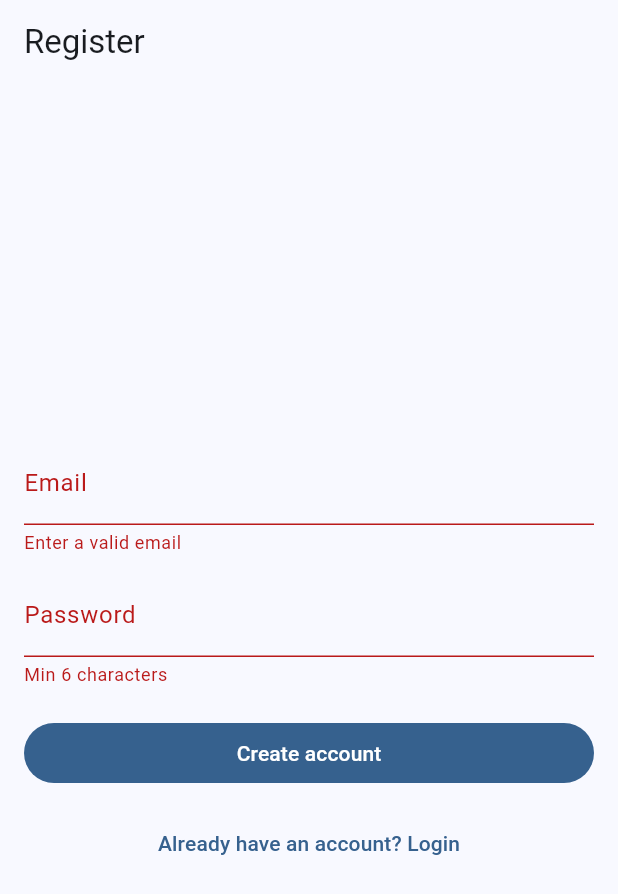
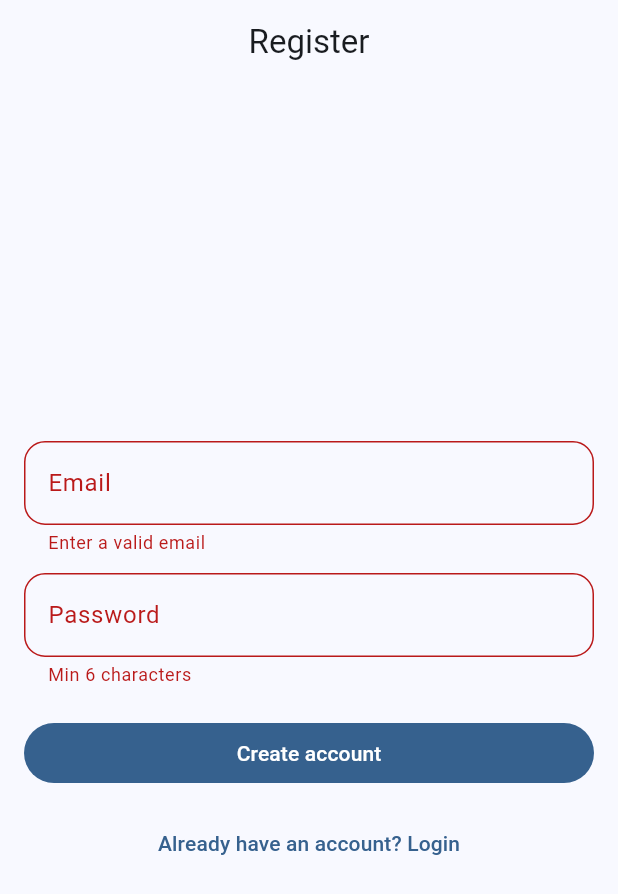
Before and after one commit to youssefhussein/Emergency-Alert, a Flutter app: the screen it shows after launch, after a tap on "Create account", on a phone screen of 412 x 824 dp. Shown: the top 894 px of the screen. Run offline on Flutter 3.47's test engine with Material 3 defaults, Android fonts, the phone set to English and light mode, and no system bars; our stand-ins replace cached_network_image, flutter_dotenv, flutter_riverpod, geocoding, geolocator, image_picker and 2 more; accounts and stored records are empty; network calls fail.

Commit message:
add dark mode , and edit for gallery/camera permission

```diff
--- /dev/null
+++ b/lib/app_theme.dart
@@ -0,0 +1,75 @@
+import 'package:flutter/material.dart';
+
+class AppTheme {
+  static const Color seedColor = Colors.blue;
+
+  static ThemeData light() {
+    final scheme = ColorScheme.fromSeed(
+      seedColor: seedColor,
+      brightness: Brightness.light,
+    );
+
+    return ThemeData(
+      useMaterial3: true,
+      brightness: Brightness.light,
+      colorScheme: scheme,
+      scaffoldBackgroundColor: scheme.background,
+      appBarTheme: AppBarTheme(
+        backgroundColor: scheme.surface,
+        foregroundColor: scheme.onSurface,
+        elevation: 0,
+        centerTitle: true,
+      ),
+      cardTheme: CardThemeData(
+        elevation: 0,
+        margin: EdgeInsets.zero,
+        shape: RoundedRectangleBorder(borderRadius: BorderRadius.circular(18)),
+      ),
+      dividerTheme: DividerThemeData(
+        color: scheme.outlineVariant.withOpacity(0.6),
+        thickness: 1,
+        space: 0,
+      ),
+      inputDecorationTheme: InputDecorationTheme(
+        filled: true,
+        fillColor: scheme.surface,
+        border: OutlineInputBorder(borderRadius: BorderRadius.circular(14)),
+      ),
+    );
+  }
+
+  static ThemeData dark() {
+    final scheme = ColorScheme.fromSeed(
+      seedColor: seedColor,
+      brightness: Brightness.dark,
+    );
+
+    return ThemeData(
+      useMaterial3: true,
+      brightness: Brightness.dark,
+      colorScheme: scheme,
+      scaffoldBackgroundColor: scheme.background,
+      appBarTheme: AppBarTheme(
+        backgroundColor: scheme.surface,
+        foregroundColor: scheme.onSurface,
+        elevation: 0,
+        centerTitle: true,
+      ),
+      cardTheme: CardThemeData(
+        elevation: 0,
+        margin: EdgeInsets.zero,
+        shape: RoundedRectangleBorder(borderRadius: BorderRadius.circular(18)),
+      ),
+      dividerTheme: DividerThemeData(
+        color: scheme.outlineVariant.withOpacity(0.6),
+        thickness: 1,
+        space: 0,
+      ),
+      inputDecorationTheme: InputDecorationTheme(
+        filled: true,
+        fillColor: scheme.surface,
+        border: OutlineInputBorder(borderRadius: BorderRadius.circular(14)),
+      ),
+    );
+  }
+}
--- a/lib/main.dart
+++ b/lib/main.dart
@@ -1,17 +1,27 @@
-import 'package:emergency_alert/screens/auth/signup.dart';
-import 'package:emergency_alert/screens/emergency/emergency_list_screen.dart';
-
 import 'package:flutter/material.dart';
 import 'package:flutter_dotenv/flutter_dotenv.dart';
 import 'package:supabase_flutter/supabase_flutter.dart';
+import 'screens/auth/signup.dart';
+import 'package:emergency_alert/app_theme.dart';
+import 'package:emergency_alert/theme_controller.dart';
+import 'package:flutter_riverpod/flutter_riverpod.dart';
+
+late final ThemeController themeController;
 
 Future<void> main() async {
+  WidgetsFlutterBinding.ensureInitialized();
+
+  // Load theme choice BEFORE runApp
+  themeController = await ThemeController.load();
+
   await dotenv.load(fileName: ".env");
-  final supabaseUrl = dotenv.get("SUPABASE_URL");
-  final supabaseKey = dotenv.get("SUPABASE_KEY");
-  await Supabase.initialize(url: supabaseUrl, anonKey: supabaseKey);
-  WidgetsFlutterBinding.ensureInitialized();
-  runApp(const MainApp());
+  await Supabase.initialize(
+    url: dotenv.get("SUPABASE_URL"),
+    anonKey: dotenv.get("SUPABASE_KEY"),
+  );
+
+  // runApp(const MainApp());
+  runApp(const ProviderScope(child: MainApp()));
 }
 
 class MainApp extends StatelessWidget {
@@ -19,18 +29,17 @@ class MainApp extends StatelessWidget {
 
   @override
   Widget build(BuildContext context) {
-    return MaterialApp(
-      debugShowCheckedModeBanner: false,
-      theme: ThemeData(
-        //we should do our color palette here https://docs.flutter.dev/cookbook/design/themes
-        colorScheme: ColorScheme.fromSeed(seedColor: Colors.blue),
-      ),
-      home: const Scaffold(
-        body: SafeArea(
-          //temporary , please change this to an actual home scree that includes the list
-          child: Center(child: SignupScreen()),
-        ),
-      ),
+    return ValueListenableBuilder<ThemeMode>(
+      valueListenable: themeController,
+      builder: (context, mode, _) {
+        return MaterialApp(
+          debugShowCheckedModeBanner: false,
+          theme: AppTheme.light(),
+          darkTheme: AppTheme.dark(),
+          themeMode: mode,
+          home: const SignupScreen(),
+        );
+      },
     );
   }
 }
--- /dev/null
+++ b/lib/theme_controller.dart
@@ -0,0 +1,46 @@
+
+import 'package:flutter/material.dart';
+import 'package:shared_preferences/shared_preferences.dart';
+
+class ThemeController extends ValueNotifier<ThemeMode> {
+  static const _key = 'theme_mode'; // 'system' | 'light' | 'dark'
+
+  ThemeController(super.value);
+
+  static Future<ThemeController> load() async {
+    final prefs = await SharedPreferences.getInstance();
+    final raw = prefs.getString(_key) ?? 'system';
+
+    final mode = switch (raw) {
+      'light' => ThemeMode.light,
+      'dark' => ThemeMode.dark,
+      _ => ThemeMode.system,
+    };
+
+    return ThemeController(mode);
+  }
+
+  Future<void> _save(ThemeMode mode) async {
+    final prefs = await SharedPreferences.getInstance();
+    final raw = switch (mode) {
+      ThemeMode.light => 'light',
+      ThemeMode.dark => 'dark',
+      _ => 'system',
+    };
+    await prefs.setString(_key, raw);
+  }
+
+  Future<void> setMode(ThemeMode mode) async {
+    value = mode;
+    await _save(mode);
+  }
+
+  Future<void> setDark(bool enabled) =>
+      setMode(enabled ? ThemeMode.dark : ThemeMode.light);
+
+  Future<void> setSystem() => setMode(ThemeMode.system);
+
+  bool get isDark => value == ThemeMode.dark;
+  bool get isLight => value == ThemeMode.light;
+  bool get isSystem => value == ThemeMode.system;
+}
```
Also changed, not shown: lib/screens/profile/profile_screen.dart (+63 -193 lines), 1 other file.
